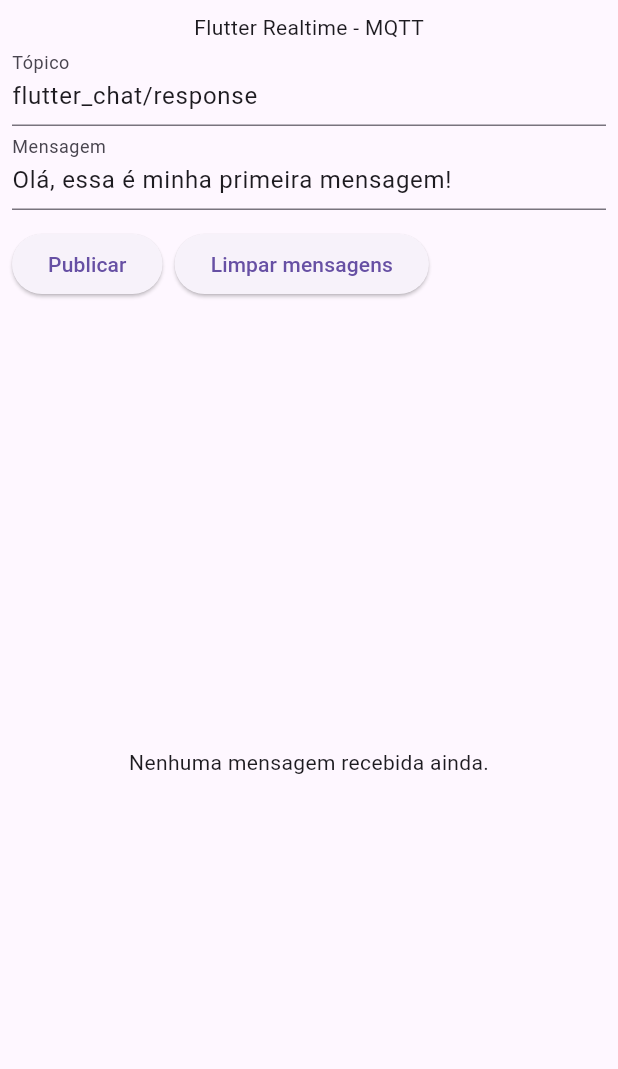
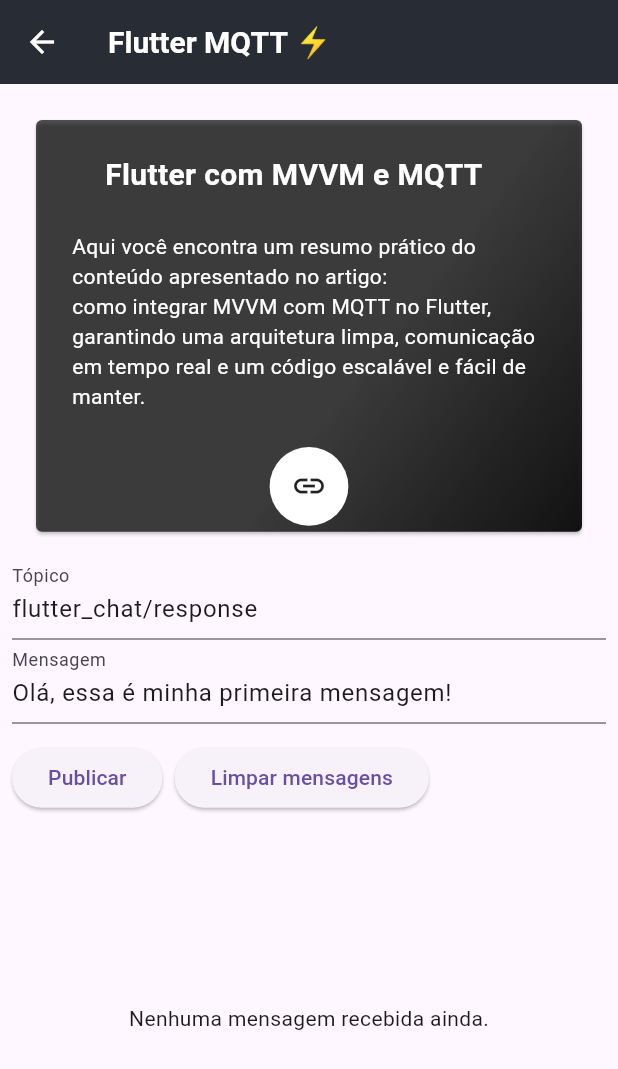
Before and after one commit to Mardem/flutter_realtime, a Flutter app: the HomePresentation screen opened by its route, on a phone screen of 412 x 824 dp. Shown: the top 1069 px of the screen. Run offline on Flutter 3.47's test engine with Material 3 defaults, Android fonts, the phone set to English and light mode, and no system bars; drawn by our look-alikes of getwidget; our stand-ins replace cached_network_image, fluro, get_it; missing offline and left inert: mocktail, mqtt_client; network calls fail.

Commit message:
feat: Adicionando nova UI do app

```diff
--- a/lib/core/di/data/base_service_locator.dart
+++ b/lib/core/di/data/base_service_locator.dart
@@ -1,8 +1,6 @@
 import '../domain/base_service_locator_interface.dart';
 
-abstract class BaseServiceLocator
-    implements
-        BaseServiceLocatorInterface {
+abstract class BaseServiceLocator implements BaseServiceLocatorInterface {
   Future<void> initiate() async {
     await setServices();
     await setRepositories();
--- a/lib/core/remote/mqtt/di/mqtt_factory.dart
+++ b/lib/core/remote/mqtt/di/mqtt_factory.dart
@@ -18,8 +18,7 @@ class MqttFactory {
     return _custom ??
         MqttService(
           server: server,
-          clientIdentifier:
-              clientIdentifier,
+          clientIdentifier: clientIdentifier,
           port: port,
         );
   }
--- a/lib/core/remote/mqtt/domain/mqtt_repository.dart
+++ b/lib/core/remote/mqtt/domain/mqtt_repository.dart
@@ -21,6 +21,5 @@ abstract class MqttRepository {
 
   void clearMessages();
 
-  ValueNotifier<List<String>>
-  get messages;
+  ValueNotifier<List<String>> get messages;
 }
--- /dev/null
+++ b/lib/design_system/app_bar/app_bar.dart
@@ -0,0 +1,21 @@
+import 'package:flutter/material.dart';
+
+class DefaultAppBar extends StatelessWidget implements PreferredSizeWidget {
+  const DefaultAppBar({super.key, required this.title});
+
+  final String title;
+
+  @override
+  Widget build(BuildContext context) {
+    return AppBar(
+      title: Text(
+        title,
+        style: const TextStyle(color: Colors.white),
+      ),
+      backgroundColor: const Color.fromRGBO(40, 44, 52, 1),
+    );
+  }
+
+  @override
+  Size get preferredSize => const Size.fromHeight(kToolbarHeight);
+}
--- /dev/null
+++ b/lib/design_system/card/app_card.dart
@@ -0,0 +1,61 @@
+import 'package:flutter/material.dart';
+import 'package:getwidget/getwidget.dart';
+
+class AppCard extends StatelessWidget {
+  const AppCard({
+    super.key,
+    required this.title,
+    required this.description,
+    this.onTap,
+  });
+
+  final String title;
+  final String description;
+
+  final GestureTapCallback? onTap;
+
+  @override
+  Widget build(BuildContext context) {
+    return GestureDetector(
+      onTap: onTap,
+      child: GFCard(
+        boxFit: BoxFit.cover,
+        titlePosition: GFPosition.start,
+        gradient: const LinearGradient(
+          colors: [
+            Color(0xFF525152),
+            Color(0xFF181818),
+          ],
+          stops: [0.6, 1],
+          begin: Alignment.topLeft,
+          end: Alignment.bottomRight,
+        ),
+        title: GFListTile(
+          title: Text(
+            title,
+            style: TextStyle(
+              color: Colors.white,
+              fontWeight: FontWeight.bold,
+              fontSize: 20,
+            ),
+          ),
+        ),
+        content: Text(
+          description,
+          style: TextStyle(color: Colors.white),
+        ),
+        buttonBar: GFButtonBar(
+          children: <Widget>[
+            GFAvatar(
+              backgroundColor: Colors.white,
+              child: Icon(
+                Icons.link,
+                color: Colors.black87,
+              ),
+            ),
+          ],
+        ),
+      ),
+    );
+  }
+}
--- a/lib/modules/home/presentation/home_presentation.dart
+++ b/lib/modules/home/presentation/home_presentation.dart
@@ -1,35 +1,32 @@
 import 'package:flutter/material.dart';
+import 'package:flutter_realtime/design_system/card/app_card.dart';
 import 'package:flutter_realtime/main.dart';
+import 'package:url_launcher/url_launcher.dart';
 
 import '../../../core/remote/mqtt/domain/mqtt_repository.dart';
+import '../../../design_system/app_bar/app_bar.dart';
 
-class HomePresentation
-    extends StatefulWidget {
+class HomePresentation extends StatefulWidget {
   const HomePresentation({super.key});
 
   @override
-  State<HomePresentation>
-  createState() =>
-      _HomePresentationState();
+  State<HomePresentation> createState() => _HomePresentationState();
 }
 
-class _HomePresentationState
-    extends State<HomePresentation> {
-  final String _mqttTopic =
-      'flutter_chat/response';
+class _HomePresentationState extends State<HomePresentation> {
+  final String _mqttTopic = 'flutter_chat/response';
 
-  final MqttRepository _mqttRepo =
-      inject<MqttRepository>();
+  final MqttRepository _mqttRepo = inject<MqttRepository>();
 
-  final TextEditingController
-  _topicCtrl = TextEditingController(
+  final TextEditingController _topicCtrl = TextEditingController(
     text: 'flutter_chat/response',
   );
-  final TextEditingController
-  _messageCtrl = TextEditingController(
-    text:
-        'Olá, essa é minha primeira mensagem!',
+  final TextEditingController _messageCtrl = TextEditingController(
+    text: 'Olá, essa é minha primeira mensagem!',
   );
+
+  final String postUrl =
+      'https://medium.com/@mardenmc22/desenvolvimento-mobile-com-flutter-e-mqtt-o-guia-para-criar-aplicativos-inovadores-ad4f207203d1';
 
   @override
   void initState() {
@@ -48,6 +45,7 @@ class _HomePresentationState
   @override
   Widget build(BuildContext context) {
     return Scaffold(
+      appBar: DefaultAppBar(title: 'Flutter MQTT ⚡'),
       body: SafeArea(
         child: Container(
           padding: EdgeInsets.all(8),
@@ -55,49 +53,37 @@ class _HomePresentationState
             context,
           ).size.width,
           child: Column(
-            crossAxisAlignment:
-                CrossAxisAlignment
-                    .center,
-            mainAxisAlignment:
-                MainAxisAlignment
-                    .center,
+            crossAxisAlignment: CrossAxisAlignment.center,
+            mainAxisAlignment: MainAxisAlignment.center,
             children: [
-              Text(
-                'Flutter Realtime - MQTT',
+              AppCard(
+                title: 'Flutter com MVVM e MQTT',
+                description: _screenDescription(),
+                onTap: () => _launchUrl(postUrl),
               ),
               TextField(
                 controller: _topicCtrl,
-                decoration:
-                    InputDecoration(
-                      labelText:
-                          'Tópico',
-                    ),
+                decoration: InputDecoration(
+                  labelText: 'Tópico',
+                ),
               ),
               TextField(
-                controller:
-                    _messageCtrl,
-                decoration:
-                    InputDecoration(
-                      labelText:
-                          'Mensagem',
-                    ),
+                controller: _messageCtrl,
+                decoration: InputDecoration(
+                  labelText: 'Mensagem',
+                ),
               ),
               SizedBox(height: 12),
               Row(
                 children: [
                   ElevatedButton(
                     onPressed: () {
-                      final topic =
-                          _topicCtrl
-                              .text;
-                      final msg =
-                          _messageCtrl
-                              .text;
+                      final topic = _topicCtrl.text;
+                      final msg = _messageCtrl.text;
                       _mqttRepo.publish(
                         topic,
                         {
-                          'message':
-                              msg,
+                          'message': msg,
                         },
                       );
                     },
@@ -107,9 +93,7 @@ class _HomePresentationState
                   ),
                   SizedBox(width: 8),
                   ElevatedButton(
-                    onPressed: () =>
-                        _mqttRepo
-                            .clearMessages(),
+                    onPressed: () => _mqttRepo.clearMessages(),
                     child: Text(
                       'Limpar mensagens',
                     ),
@@ -118,12 +102,9 @@ class _HomePresentationState
               ),
               Expanded(
                 child: ValueListenableBuilder<List<String>>(
-                  valueListenable:
-                      _mqttRepo
-                          .messages,
+                  valueListenable: _mqttRepo.messages,
                   builder: (context, messages, _) {
-                    if (messages
-                        .isEmpty) {
+                    if (messages.isEmpty) {
                       return Center(
                         child: Text(
                           'Nenhuma mensagem recebida ainda.',
@@ -131,9 +112,7 @@ class _HomePresentationState
                       );
                     }
                     return ListView.builder(
-                      itemCount:
-                          messages
-                              .length,
+                      itemCount: messages.length,
                       itemBuilder:
                           (
                             context,
@@ -143,8 +122,7 @@ class _HomePresentationState
                               title: Text(
                                 messages[index],
                               ),
-                              dense:
-                                  true,
+                              dense: true,
                             );
                           },
                     );
@@ -157,4 +135,18 @@ class _HomePresentationState
       ),
     );
   }
+
+  String _screenDescription() => """
+Aqui você encontra um resumo prático do conteúdo apresentado no artigo:
+como integrar MVVM com MQTT no Flutter, garantindo uma arquitetura limpa, comunicação em tempo real e um código escalável e fácil de manter.
+  """;
+
+  Future<void> _launchUrl(String url) async {
+    final uri = Uri.parse(url);
+    final ok = await launchUrl(
+      uri,
+      mode: LaunchMode.externalApplication,
+    );
+    if (!ok) throw Exception('Could not launch $uri');
+  }
 }
--- a/lib/modules/home/routes/home_route.dart
+++ b/lib/modules/home/routes/home_route.dart
@@ -5,8 +5,7 @@ import '../presentation/home_presentation.dart';
 import 'home_route_names.dart';
 
 /// Classe responsável por configurar as rotas do módulo de Login.
-class HomeRoutes
-    extends BaseRouterModule {
+class HomeRoutes extends BaseRouterModule {
   @override
   Widget getPresentation({
     Map<String, dynamic>? params,
--- a/lib/startup/router.dart
+++ b/lib/startup/router.dart
@@ -7,9 +7,7 @@ class AppRouter {
   static void defineRouter(
     FluroRouter router,
   ) {
-    const TransitionType
-    transitionType =
-        TransitionType.fadeIn;
+    const TransitionType transitionType = TransitionType.fadeIn;
 
     OnboardingRoute().define(
       router,
--- a/pubspec.yaml
+++ b/pubspec.yaml
@@ -40,6 +40,8 @@ dependencies:
   mocktail: 1.0.4
   fluro: 2.0.5
   getwidget: 6.0.0
+  cached_network_image: 3.4.1
+  url_launcher: 6.3.2
 
 dev_dependencies:
   flutter_test:
```
Also changed, not shown: lib/app.dart (+15 -5 lines), lib/core/remote/mqtt/data/mqtt_service.dart (+16 -35 lines), lib/core/routes/data/base_router_module.dart (+3 -6 lines), lib/core/tests/unit/mqtt/mocks/core_mock_mqtt_client.dart (+1 -2 lines), lib/core/tests/unit/mqtt/services/core_mqtt_service_test.dart (+1 -2 lines), lib/modules/home/di/home_di.dart (+3 -7 lines), lib/modules/onboarding/presentation/onboarding_presentation.dart (+42 -7 lines), lib/modules/onboarding/routes/onboarding_route.dart (+2 -5 lines), pubspec.lock, 2 other files.
